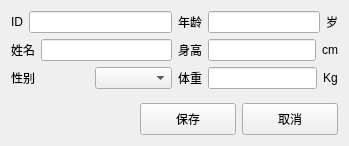
Old version of the form Bodystat/ui/subjwidget.ui in the repository hym-dn/Bodystat.
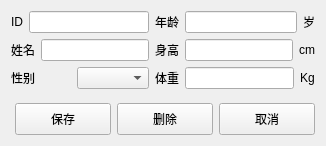
New version of the form.

Commit message: 完成主题添加、选择、删除、编辑功能。

Diff of the .ui file:
```diff
--- a/Bodystat/ui/subjwidget.ui
+++ b/Bodystat/ui/subjwidget.ui
@@ -6,7 +6,7 @@
    <rect>
     <x>0</x>
     <y>0</y>
-    <width>349</width>
+    <width>326</width>
     <height>146</height>
    </rect>
   </property>
@@ -215,6 +215,19 @@
        </property>
       </widget>
      </item>
+     <item>
+      <widget class="QPushButton" name="_deletePushButton">
+       <property name="minimumSize">
+        <size>
+         <width>96</width>
+         <height>32</height>
+        </size>
+       </property>
+       <property name="text">
+        <string>删除</string>
+       </property>
+      </widget>
+     </item>
      <item>
       <widget class="QPushButton" name="_cancelPushButton">
        <property name="minimumSize">
```
The commit also changes 21 other files.
